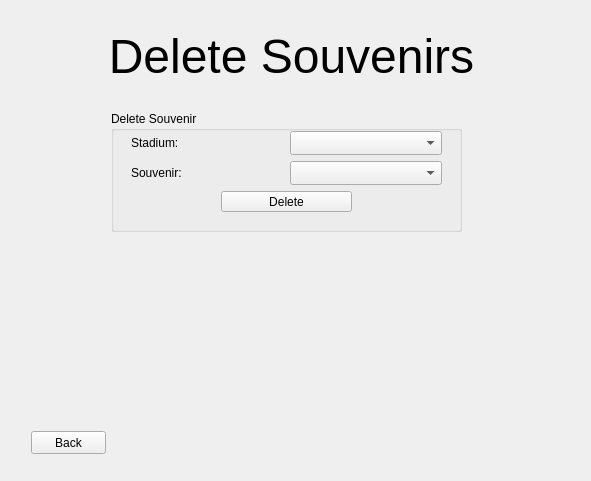
Before: the Qt Designer form adminwindow.ui in Jesus0342/CS1D-Project-2, drawn with Qt 5.
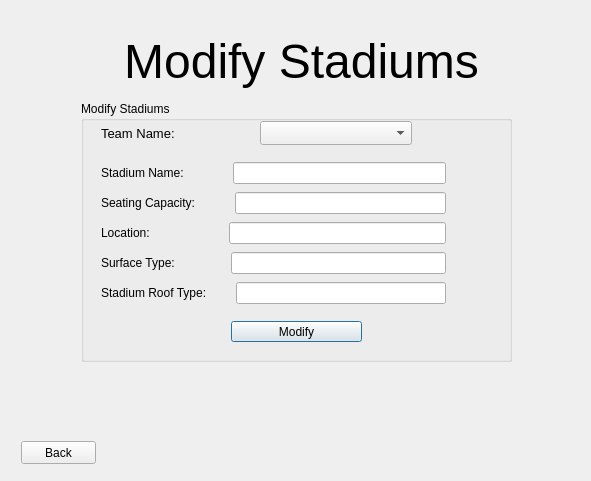
After: the same form once the commit is applied. The open tabs and pages were chosen to show the change.

Commit message: fixed Modify Souvenirs and Modify Stadiums

What changed in the file:
```diff
--- a/adminwindow.ui
+++ b/adminwindow.ui
@@ -19,6 +19,294 @@
      <property name="currentIndex">
       <number>4</number>
      </property>
+     <widget class="QWidget" name="page_modifyStadiums">
+      <widget class="QLabel" name="label_adminTitle_6">
+       <property name="geometry">
+        <rect>
+         <x>10</x>
+         <y>10</y>
+         <width>561</width>
+         <height>81</height>
+        </rect>
+       </property>
+       <property name="text">
+        <string>&lt;html&gt;&lt;head/&gt;&lt;body&gt;&lt;p align=&quot;center&quot;&gt;&lt;span style=&quot; font-size:36pt;&quot;&gt;Modify Stadiums&lt;/span&gt;&lt;/p&gt;&lt;/body&gt;&lt;/html&gt;</string>
+       </property>
+      </widget>
+      <widget class="QGroupBox" name="groupBox_3">
+       <property name="geometry">
+        <rect>
+         <x>70</x>
+         <y>90</y>
+         <width>431</width>
+         <height>261</height>
+        </rect>
+       </property>
+       <property name="title">
+        <string>Modify Stadiums</string>
+       </property>
+       <widget class="QWidget" name="layoutWidget_5">
+        <property name="geometry">
+         <rect>
+          <x>20</x>
+          <y>20</y>
+          <width>311</width>
+          <height>24</height>
+         </rect>
+        </property>
+        <layout class="QHBoxLayout" name="horizontalLayout_7">
+         <item>
+          <widget class="QLabel" name="label_7">
+           <property name="font">
+            <font>
+             <pointsize>10</pointsize>
+            </font>
+           </property>
+           <property name="text">
+            <string>Team Name:</string>
+           </property>
+          </widget>
+         </item>
+         <item>
+          <widget class="QComboBox" name="comboBox_teamList">
+           <property name="sizePolicy">
+            <sizepolicy hsizetype="Minimum" vsizetype="Minimum">
+             <horstretch>0</horstretch>
+             <verstretch>0</verstretch>
+            </sizepolicy>
+           </property>
+           <property name="minimumSize">
+            <size>
+             <width>50</width>
+             <height>0</height>
+            </size>
+           </property>
+          </widget>
+         </item>
+        </layout>
+       </widget>
+       <widget class="QPushButton" name="confirmModifyStadiums">
+        <property name="geometry">
+         <rect>
+          <x>150</x>
+          <y>220</y>
+          <width>131</width>
+          <height>21</height>
+         </rect>
+        </property>
+        <property name="text">
+         <string>Modify</string>
+        </property>
+       </widget>
+       <widget class="QWidget" name="layoutWidget_7">
+        <property name="geometry">
+         <rect>
+          <x>20</x>
+          <y>60</y>
+          <width>391</width>
+          <height>24</height>
+         </rect>
+        </property>
+        <layout class="QHBoxLayout" name="horizontalLayout_9">
+         <item>
+          <widget class="QLabel" name="label_10">
+           <property name="styleSheet">
+            <string notr="true">font: 10pt &quot;MS Shell Dlg 2&quot;;</string>
+           </property>
+           <property name="text">
+            <string>Stadium Name:             </string>
+           </property>
+          </widget>
+         </item>
+         <item>
+          <widget class="QLineEdit" name="lineEdit_stadiumName">
+           <property name="enabled">
+            <bool>true</bool>
+           </property>
+          </widget>
+         </item>
+         <item>
+          <widget class="QLabel" name="label_stadiumNameModified">
+           <property name="minimumSize">
+            <size>
+             <width>40</width>
+             <height>0</height>
+            </size>
+           </property>
+           <property name="text">
+            <string/>
+           </property>
+          </widget>
+         </item>
+        </layout>
+       </widget>
+       <widget class="QWidget" name="layoutWidget_8">
+        <property name="geometry">
+         <rect>
+          <x>20</x>
+          <y>90</y>
+          <width>391</width>
+          <height>24</height>
+         </rect>
+        </property>
+        <layout class="QHBoxLayout" name="horizontalLayout_10">
+         <item>
+          <widget class="QLabel" name="label_11">
+           <property name="styleSheet">
+            <string notr="true">font: 10pt &quot;MS Shell Dlg 2&quot;;</string>
+           </property>
+           <property name="text">
+            <string>Seating Capacity:          </string>
+           </property>
+          </widget>
+         </item>
+         <item>
+          <widget class="QLineEdit" name="lineEdit_stadiumSeatingCapacity"/>
+         </item>
+         <item>
+          <widget class="QLabel" name="label_seatingCapacityModified">
+           <property name="minimumSize">
+            <size>
+             <width>40</width>
+             <height>0</height>
+            </size>
+           </property>
+           <property name="text">
+            <string/>
+           </property>
+          </widget>
+         </item>
+        </layout>
+       </widget>
+       <widget class="QWidget" name="layoutWidget_9">
+        <property name="geometry">
+         <rect>
+          <x>20</x>
+          <y>120</y>
+          <width>391</width>
+          <height>24</height>
+         </rect>
+        </property>
+        <layout class="QHBoxLayout" name="horizontalLayout_11">
+         <item>
+          <widget class="QLabel" name="label_12">
+           <property name="styleSheet">
+            <string notr="true">font: 10pt &quot;MS Shell Dlg 2&quot;;</string>
+           </property>
+           <property name="text">
+            <string>Location:                      </string>
+           </property>
+          </widget>
+         </item>
+         <item>
+          <widget class="QLineEdit" name="lineEdit_stadiumLocation"/>
+         </item>
+         <item>
+          <widget class="QLabel" name="label_locationModified">
+           <property name="minimumSize">
+            <size>
+             <width>40</width>
+             <height>0</height>
+            </size>
+           </property>
+           <property name="text">
+            <string/>
+           </property>
+          </widget>
+         </item>
+        </layout>
+       </widget>
+       <widget class="QWidget" name="layoutWidget_10">
+        <property name="geometry">
+         <rect>
+          <x>20</x>
+          <y>150</y>
+          <width>391</width>
+          <height>24</height>
+         </rect>
+        </property>
+        <layout class="QHBoxLayout" name="horizontalLayout_12">
+         <item>
+          <widget class="QLabel" name="label_13">
+           <property name="styleSheet">
+            <string notr="true">font: 10pt &quot;MS Shell Dlg 2&quot;;</string>
+           </property>
+           <property name="text">
+            <string>Surface Type:               </string>
+           </property>
+          </widget>
+         </item>
+         <item>
+          <widget class="QLineEdit" name="lineEdit_stadiumSurfaceType"/>
+         </item>
+         <item>
+          <widget class="QLabel" name="label_surfaceTypeModified">
+           <property name="minimumSize">
+            <size>
+             <width>40</width>
+             <height>0</height>
+            </size>
+           </property>
+           <property name="text">
+            <string/>
+           </property>
+          </widget>
+         </item>
+        </layout>
+       </widget>
+       <widget class="QWidget" name="layoutWidget_11">
+        <property name="geometry">
+         <rect>
+          <x>20</x>
+          <y>180</y>
+          <width>391</width>
+          <height>24</height>
+         </rect>
+        </property>
+        <layout class="QHBoxLayout" name="horizontalLayout_13">
+         <item>
+          <widget class="QLabel" name="label_14">
+           <property name="styleSheet">
+            <string notr="true">font: 10pt &quot;MS Shell Dlg 2&quot;;</string>
+           </property>
+           <property name="text">
+            <string>Stadium Roof Type:       </string>
+           </property>
+          </widget>
+         </item>
+         <item>
+          <widget class="QLineEdit" name="lineEdit_stadiumRoofType"/>
+         </item>
+         <item>
+          <widget class="QLabel" name="label_roofTypeModified">
+           <property name="minimumSize">
+            <size>
+             <width>40</width>
+             <height>0</height>
+            </size>
+           </property>
+           <property name="text">
+            <string/>
+           </property>
+          </widget>
+         </item>
+        </layout>
+       </widget>
+      </widget>
+      <widget class="QPushButton" name="pushButton_backModifyStadiums">
+       <property name="geometry">
+        <rect>
+         <x>10</x>
+         <y>430</y>
+         <width>75</width>
+         <height>23</height>
+        </rect>
+       </property>
+       <property name="text">
+        <string>Back</string>
+       </property>
+      </widget>
+     </widget>
      <widget class="QWidget" name="page_adminHome">
       <widget class="QLabel" name="label_adminTitle_2">
        <property name="geometry">
```
Left out of the diff: 26 changed lines with no effect on the pictures. The commit also changes 22 other files.
